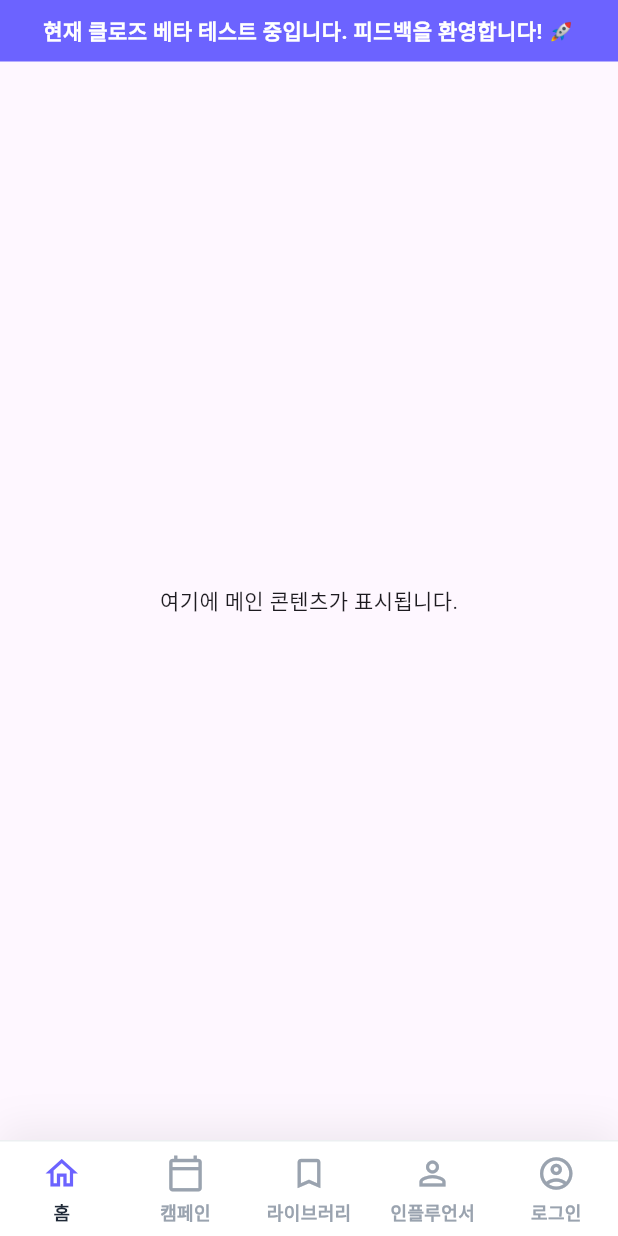
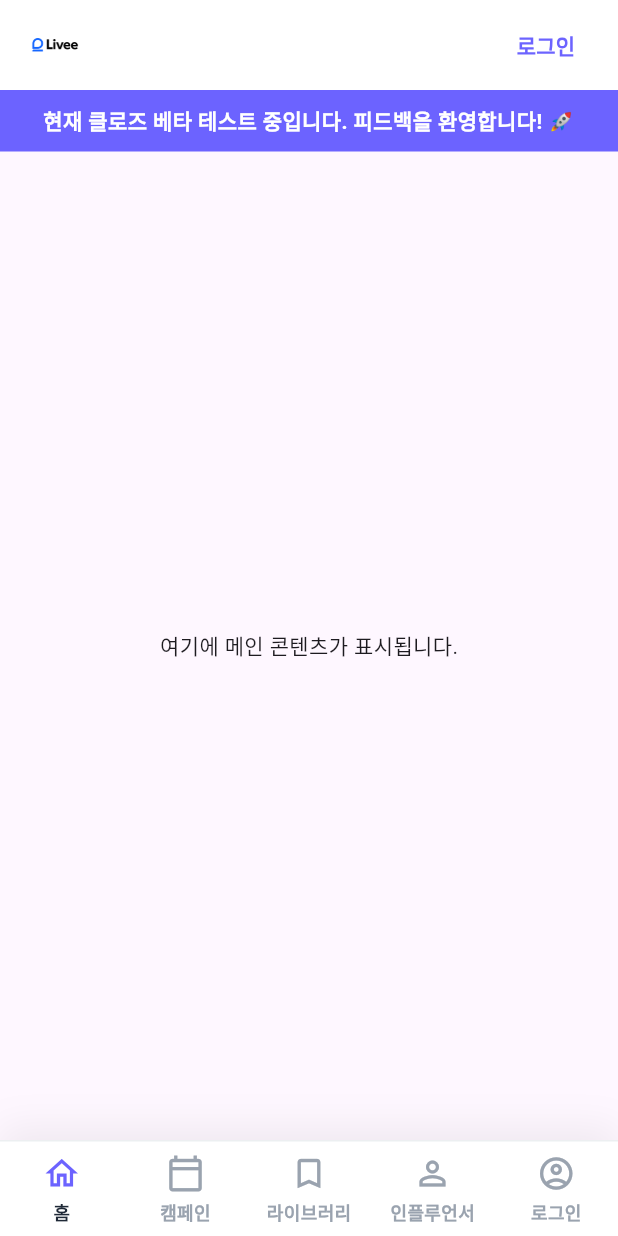
Before and after one commit to livee0322/alpa, a Flutter app: the screen it shows after launch, on a phone screen of 412 x 824 dp. Run offline on Flutter 3.47's test engine with Material 3 defaults, Android fonts, the phone set to English and light mode, and no system bars.

Commit message:
250820 > front-end > flutter > 헤더 위젯 및 로고 에셋 추가

```diff
--- a/front-end/flutter/livee/lib/main.dart
+++ b/front-end/flutter/livee/lib/main.dart
@@ -1,6 +1,7 @@
 import 'package:flutter/material.dart';
 import 'package:livee/presentation/widgets/common_banner.dart';
 import 'package:livee/presentation/widgets/common_bottom_nav_bar.dart';
+import 'package:livee/presentation/widgets/common_header.dart';
 
 void main() {
   runApp(const MyApp());
@@ -15,6 +16,7 @@ class MyApp extends StatelessWidget {
       home: Scaffold(
         body: Column(
           children: [
+            CommonHeader(),
             CommonBanner(),
             Expanded(
               child: Center(
--- /dev/null
+++ b/front-end/flutter/livee/lib/presentation/widgets/common_header.dart
@@ -0,0 +1,42 @@
+import 'package:flutter/material.dart';
+
+class CommonHeader extends StatelessWidget {
+  const CommonHeader({super.key});
+
+  @override
+  Widget build(BuildContext context) {
+    return Container(
+      padding: const EdgeInsets.symmetric(horizontal: 16.0),
+      height: 60, // approximate height
+      color: Colors.white,
+      child: Row(
+        mainAxisAlignment: MainAxisAlignment.spaceBetween,
+        children: [
+          // 로고
+          GestureDetector(
+            onTap: () {
+              // TODO: GoRouter를 사용하여 홈 페이지로 이동하는 로직 추가
+            },
+            child: Image.asset(
+              'assets/images/liveelogo.png',
+              height: 42,
+            ),
+          ),
+          // 로그인 버튼
+          TextButton(
+            onPressed: () {
+              // TODO: GoRouter를 사용하여 로그인 페이지로 이동하는 로직 추가
+            },
+            child: const Text(
+              '로그인',
+              style: TextStyle(
+                color: Color(0xFF6C63FF),
+                fontWeight: FontWeight.w700,
+              ),
+            ),
+          ),
+        ],
+      ),
+    );
+  }
+}
--- a/front-end/flutter/livee/pubspec.yaml
+++ b/front-end/flutter/livee/pubspec.yaml
@@ -63,8 +63,8 @@ flutter:
   uses-material-design: true
 
   # To add assets to your application, add an assets section, like this:
-  # assets:
-  #   - images/a_dot_burr.jpeg
+  assets:
+    - assets/images/
   #   - images/a_dot_ham.jpeg
 
   # An image asset can refer to one or more resolution-specific "variants", see
```
Also changed, not shown: front-end/flutter/livee/assets/images/liveelogo.png (added).
